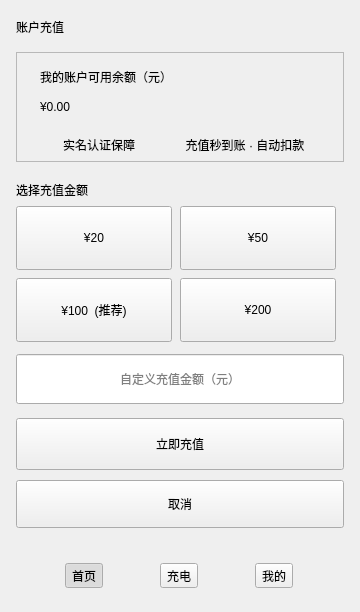
Above: client/mainwindow.ui from justinwills/ChargingPlatform before the change. Below: the same form after it.
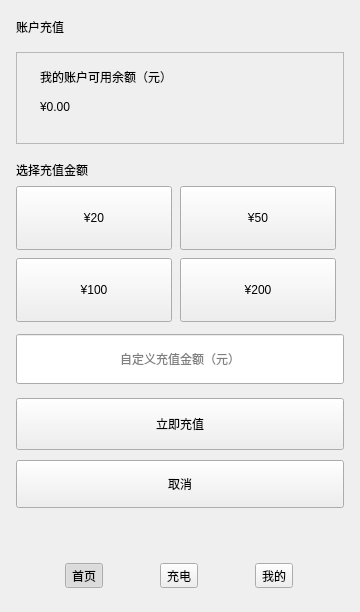
That is the form after the change. The open tabs and pages were chosen to show the change. Custom widgets are drawn as their Qt base class.

Commit message: Fix wallet recharge design

```diff
--- a/client/mainwindow.ui
+++ b/client/mainwindow.ui
@@ -1836,7 +1836,7 @@
         <x>16</x>
         <y>52</y>
         <width>328</width>
-        <height>110</height>
+        <height>92</height>
        </rect>
       </property>
       <property name="frameShape">
@@ -1868,44 +1868,12 @@
         <string>¥0.00</string>
        </property>
       </widget>
-      <widget class="QLabel" name="labelWalletBadge1">
-       <property name="geometry">
-        <rect>
-         <x>24</x>
-         <y>82</y>
-         <width>118</width>
-         <height>22</height>
-        </rect>
-       </property>
-       <property name="text">
-        <string>实名认证保障</string>
-       </property>
-       <property name="alignment">
-        <set>Qt::AlignCenter</set>
-       </property>
-      </widget>
-      <widget class="QLabel" name="labelWalletBadge2">
-       <property name="geometry">
-        <rect>
-         <x>154</x>
-         <y>82</y>
-         <width>150</width>
-         <height>22</height>
-        </rect>
-       </property>
-       <property name="text">
-        <string>充值秒到账 · 自动扣款</string>
-       </property>
-       <property name="alignment">
-        <set>Qt::AlignCenter</set>
-       </property>
-      </widget>
      </widget>
      <widget class="QLabel" name="labelRechargeInterface">
       <property name="geometry">
        <rect>
         <x>16</x>
-        <y>178</y>
+        <y>158</y>
         <width>160</width>
         <height>24</height>
        </rect>
@@ -1918,7 +1886,7 @@
       <property name="geometry">
        <rect>
         <x>16</x>
-        <y>206</y>
+        <y>186</y>
         <width>156</width>
         <height>64</height>
        </rect>
@@ -1931,7 +1899,7 @@
       <property name="geometry">
        <rect>
         <x>180</x>
-        <y>206</y>
+        <y>186</y>
         <width>156</width>
         <height>64</height>
        </rect>
@@ -1944,20 +1912,20 @@
       <property name="geometry">
        <rect>
         <x>16</x>
-        <y>278</y>
+        <y>258</y>
         <width>156</width>
         <height>64</height>
        </rect>
       </property>
       <property name="text">
-       <string>¥100  (推荐)</string>
+       <string>¥100</string>
       </property>
      </widget>
      <widget class="QPushButton" name="Btn_200">
       <property name="geometry">
        <rect>
         <x>180</x>
-        <y>278</y>
+        <y>258</y>
         <width>156</width>
         <height>64</height>
        </rect>
@@ -1970,7 +1938,7 @@
       <property name="geometry">
        <rect>
         <x>16</x>
-        <y>354</y>
+        <y>334</y>
         <width>328</width>
         <height>50</height>
        </rect>
@@ -1986,7 +1954,7 @@
       <property name="geometry">
        <rect>
         <x>16</x>
-        <y>418</y>
+        <y>398</y>
         <width>328</width>
         <height>52</height>
        </rect>
@@ -1999,7 +1967,7 @@
       <property name="geometry">
        <rect>
         <x>16</x>
-        <y>480</y>
+        <y>460</y>
         <width>328</width>
         <height>48</height>
        </rect>
```
Left out of the diff: 4 changed lines with no effect on the pictures.
